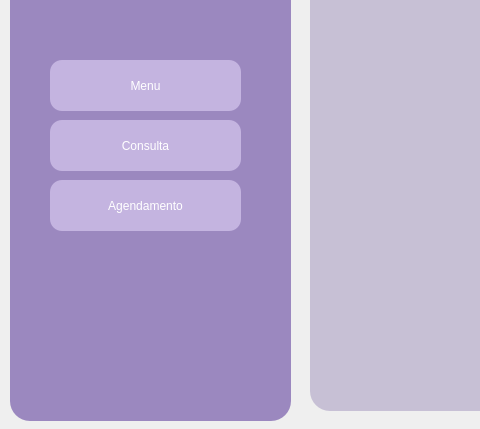
brenoafsa/VeterinaryScheduleSystem, file VeterinaryScheduleSystem/petalterar.ui: the form before one commit; both pictures show x 0 to 480 and y 190 to 619 of the 1302 by 619 pixel window.
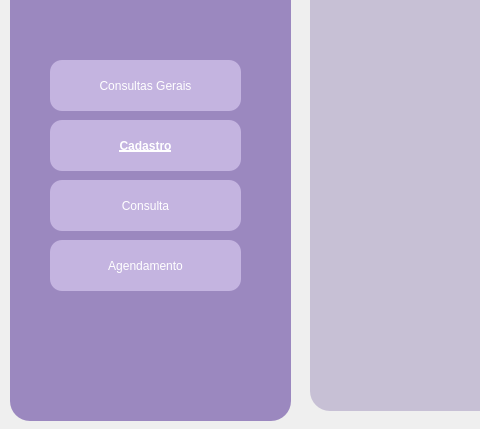
The form after the commit. Icons and pictures are not drawn.

Diff of the .ui file:
```diff
--- a/VeterinaryScheduleSystem/petalterar.ui
+++ b/VeterinaryScheduleSystem/petalterar.ui
@@ -71,14 +71,14 @@
 color: #ffffff</string>
     </property>
     <property name="text">
-     <string>Menu</string>
+     <string>Consultas Gerais</string>
     </property>
    </widget>
    <widget class="QPushButton" name="consultaButton">
     <property name="geometry">
      <rect>
       <x>40</x>
-      <y>300</y>
+      <y>360</y>
       <width>191</width>
       <height>51</height>
      </rect>
@@ -98,7 +98,7 @@
     <property name="geometry">
      <rect>
       <x>40</x>
-      <y>360</y>
+      <y>420</y>
       <width>191</width>
       <height>51</height>
      </rect>
@@ -133,6 +133,35 @@
      <bool>true</bool>
     </property>
    </widget>
+   <widget class="QPushButton" name="pushButton_6">
+    <property name="geometry">
+     <rect>
+      <x>40</x>
+      <y>300</y>
+      <width>191</width>
+      <height>51</height>
+     </rect>
+    </property>
+    <property name="font">
+     <font>
+      <family>System</family>
+      <pointsize>9</pointsize>
+      <italic>false</italic>
+      <bold>true</bold>
+      <underline>true</underline>
+     </font>
+    </property>
+    <property name="styleSheet">
+     <string notr="true">background-color: #C4B4E0;
+font: 700 9pt &quot;System&quot;;
+border-radius: 12px;
+padding: 5px;
+color: rgb(255, 255, 255);</string>
+    </property>
+    <property name="text">
+     <string>Cadastro</string>
+    </property>
+   </widget>
    <zorder>agendamentoButton</zorder>
    <zorder>label_2</zorder>
    <zorder>menuButton</zorder>
```
Left out of the diff: 1 changed line with no effect on the pictures.
